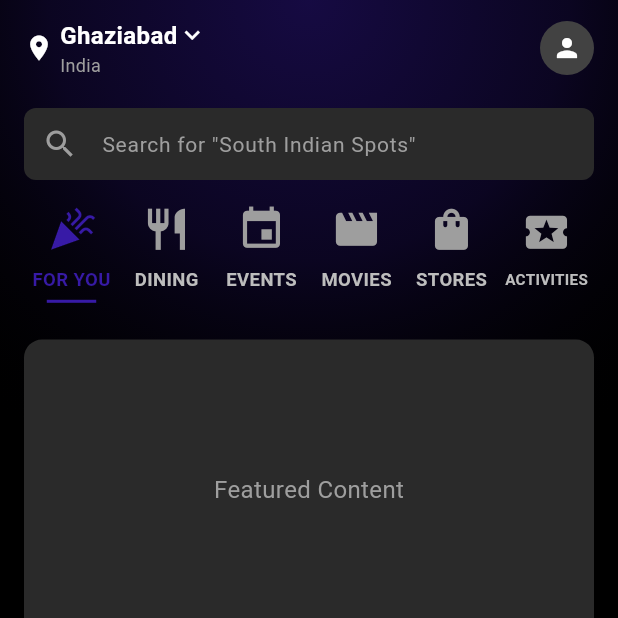
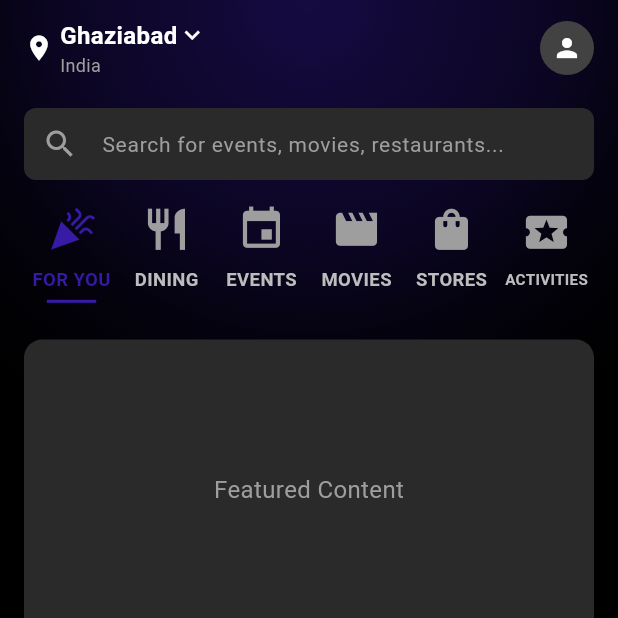
Before and after one commit to VinayPapnoi/BRL-TASK-4-DISTRICT, a Flutter app: the HomeScreen screen opened by its route, on a phone screen of 412 x 824 dp, the top half of it. Run offline on Flutter 3.47's test engine with Material 3 defaults, Android fonts, the phone set to English and light mode, and no system bars; our stand-ins replace flutter_riverpod.

Commit message:
search bar changes now

```diff
--- a/lib/screens/home_screen.dart
+++ b/lib/screens/home_screen.dart
@@ -21,7 +21,7 @@ class _HomeScreenState extends ConsumerState<HomeScreen> {
     'ACTIVITIES',
   ];
 
-  // Colors for each tab (STORES color added)
+  // Colors for each tab
   final List<Color> _tabColors = [
     AppColors.forYouPurple,
     AppColors.diningRed,
@@ -29,6 +29,16 @@ class _HomeScreenState extends ConsumerState<HomeScreen> {
     AppColors.moviesBlue,
     AppColors.storesGreen,
     AppColors.activitiesOrange,
+  ];
+
+  // Search hints for each tab
+  final List<String> _searchHints = [
+    'Search for events, movies, restaurants...',
+    'Search for restaurants, cuisines, dishes...',
+    'Search for concerts, shows, exhibitions...',
+    'Search for movies, showtimes, theaters...',
+    'Search for products, brands, stores...',
+    'Search for activities, experiences, fun...',
   ];
 
   @override
@@ -145,7 +155,7 @@ class _HomeScreenState extends ConsumerState<HomeScreen> {
                     child: TextField(
                       style: const TextStyle(color: Colors.white),
                       decoration: InputDecoration(
-                        hintText: 'Search for "South Indian Spots"',
+                        hintText: _searchHints[_selectedTabIndex],
                         hintStyle: TextStyle(
                           color: Colors.grey.shade500,
                           fontSize: 14,
@@ -163,7 +173,7 @@ class _HomeScreenState extends ConsumerState<HomeScreen> {
                   ),
                 ),
 
-                // Buttons ki row
+                // Buttons row (responsive, all fit)
                 Container(
                   padding: const EdgeInsets.symmetric(
                     horizontal: 16,
```
